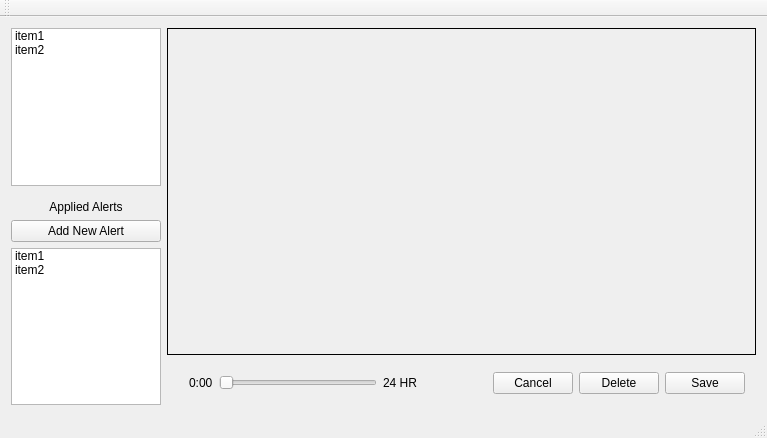
This is BvcClient/BvcClient/mainwindow.ui in ProvisionLab/Alert_area as Qt 5 draws it before an edit. The edited form follows.
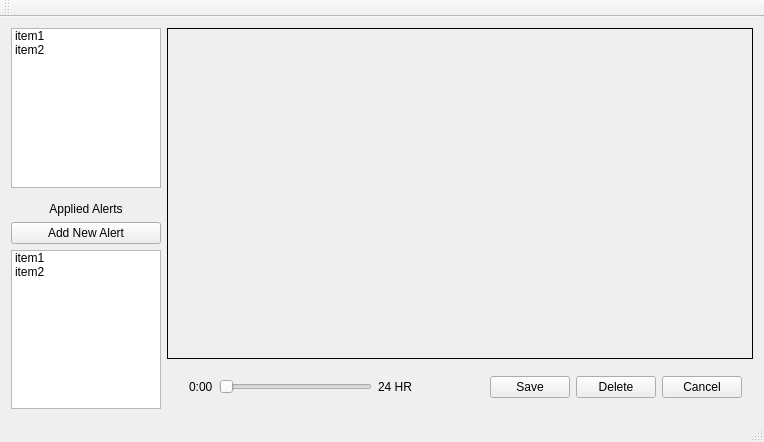
This is the edited form. Custom widgets are drawn as their Qt base class.

Commit message: + nonliniar LD duration slider

```diff
--- a/BvcClient/BvcClient/mainwindow.ui
+++ b/BvcClient/BvcClient/mainwindow.ui
@@ -6,8 +6,8 @@
    <rect>
     <x>0</x>
     <y>0</y>
-    <width>767</width>
-    <height>438</height>
+    <width>764</width>
+    <height>442</height>
    </rect>
   </property>
   <property name="windowTitle">
@@ -173,17 +173,11 @@
             <item>
              <widget class="QWidget" name="m_duration_panel" native="true">
               <property name="sizePolicy">
-               <sizepolicy hsizetype="Fixed" vsizetype="Preferred">
+               <sizepolicy hsizetype="Expanding" vsizetype="Preferred">
                 <horstretch>2</horstretch>
                 <verstretch>0</verstretch>
                </sizepolicy>
               </property>
-              <property name="maximumSize">
-               <size>
-                <width>250</width>
-                <height>16777215</height>
-               </size>
-              </property>
               <layout class="QHBoxLayout" name="horizontalLayout_4">
                <property name="topMargin">
                 <number>0</number>
@@ -200,12 +194,6 @@
                </item>
                <item>
                 <widget class="QSlider" name="m_durationSlider">
-                 <property name="maximumSize">
-                  <size>
-                   <width>200</width>
-                   <height>16777215</height>
-                  </size>
-                 </property>
                  <property name="orientation">
                   <enum>Qt::Horizontal</enum>
                  </property>
@@ -226,33 +214,73 @@
               <property name="orientation">
                <enum>Qt::Horizontal</enum>
               </property>
+              <property name="sizeType">
+               <enum>QSizePolicy::Expanding</enum>
+              </property>
               <property name="sizeHint" stdset="0">
                <size>
-                <width>40</width>
+                <width>12</width>
                 <height>0</height>
                </size>
               </property>
              </spacer>
             </item>
             <item>
-             <widget class="QPushButton" name="m_bnCancelAlert">
-              <property name="text">
-               <string>Cancel</string>
+             <widget class="QWidget" name="widget_2" native="true">
+              <property name="minimumSize">
+               <size>
+                <width>246</width>
+                <height>0</height>
+               </size>
               </property>
-             </widget>
-            </item>
-            <item>
-             <widget class="QPushButton" name="m_bnDeleteAlert">
-              <property name="text">
-               <string>Delete</string>
-              </property>
-             </widget>
-            </item>
-            <item>
-             <widget class="QPushButton" name="m_bnSaveAlert">
-              <property name="text">
-               <string>Save</string>
-              </property>
+              <layout class="QHBoxLayout" name="horizontalLayout_5">
+               <property name="leftMargin">
+                <number>9</number>
+               </property>
+               <property name="topMargin">
+                <number>0</number>
+               </property>
+               <property name="rightMargin">
+                <number>0</number>
+               </property>
+               <property name="bottomMargin">
+                <number>0</number>
+               </property>
+               <item>
+                <spacer name="horizontalSpacer_2">
+                 <property name="orientation">
+                  <enum>Qt::Horizontal</enum>
+                 </property>
+                 <property name="sizeHint" stdset="0">
+                  <size>
+                   <width>40</width>
+                   <height>20</height>
+                  </size>
+                 </property>
+                </spacer>
+               </item>
+               <item>
+                <widget class="QPushButton" name="m_bnSaveAlert">
+                 <property name="text">
+                  <string>Save</string>
+                 </property>
+                </widget>
+               </item>
+               <item>
+                <widget class="QPushButton" name="m_bnDeleteAlert">
+                 <property name="text">
+                  <string>Delete</string>
+                 </property>
+                </widget>
+               </item>
+               <item>
+                <widget class="QPushButton" name="m_bnCancelAlert">
+                 <property name="text">
+                  <string>Cancel</string>
+                 </property>
+                </widget>
+               </item>
+              </layout>
              </widget>
             </item>
            </layout>
```
Left out of the diff: 2 changed lines with no effect on the pictures. The commit also changes 4 other files.
